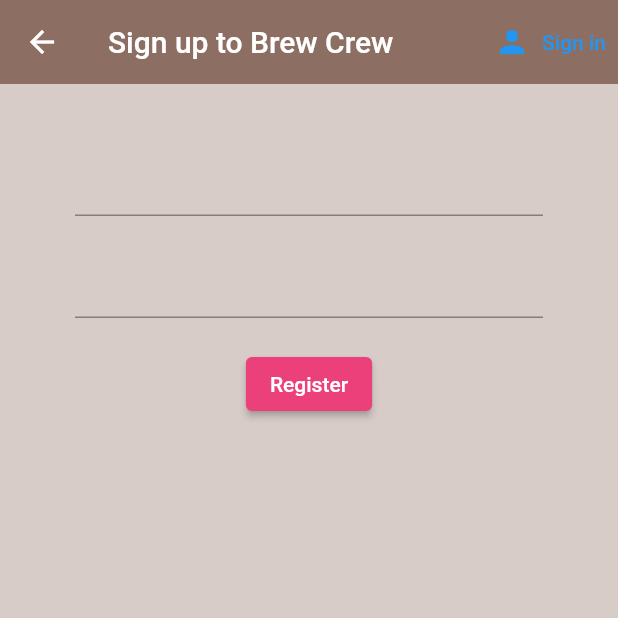
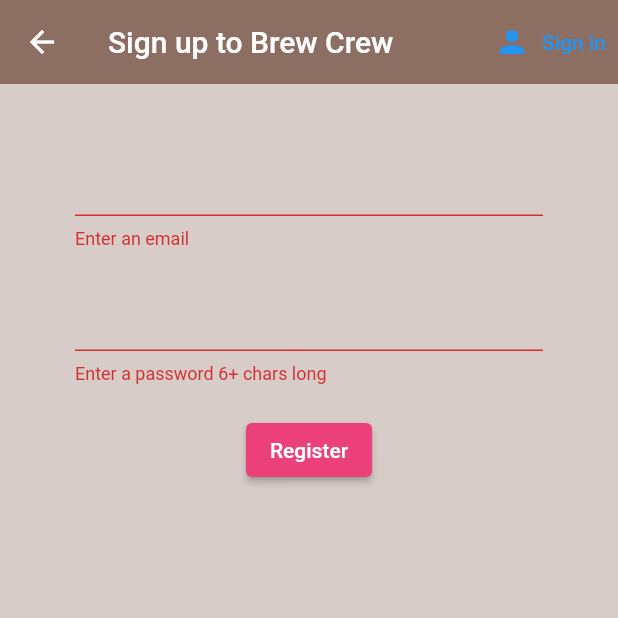
Before and after one commit to ronhedwigzape/brew_crew, a Flutter app: the Register screen opened directly with empty values, after a tap on "Register", on a phone screen of 412 x 824 dp, the top half of it. Run offline on Flutter 3.47's test engine with Material 2 defaults, Android fonts, the phone set to English and light mode, and no system bars; our stand-ins replace firebase_auth, firebase_core; accounts and stored records are empty.

Commit message:
Learn Register Email and Password
- I can see what is registered in Firebase Authentication

```diff
--- a/lib/screens/authenticate/register.dart
+++ b/lib/screens/authenticate/register.dart
@@ -1,8 +1,7 @@
-import 'package:flutter/foundation.dart';
+import 'package:brew_crew/services/auth.dart';
 import 'package:flutter/material.dart';
 
 class Register extends StatefulWidget {
-
   final Function toggleView;
   const Register({super.key, required this.toggleView});
 
@@ -11,11 +10,13 @@ class Register extends StatefulWidget {
 }
 
 class _RegisterState extends State<Register> {
+  final AuthService _auth = AuthService();
+  final _formKey = GlobalKey<FormState>();
 
   // text field state
   String email = '';
   String password = '';
-
+  String error = '';
 
   @override
   Widget build(BuildContext context) {
@@ -31,22 +32,27 @@ class _RegisterState extends State<Register> {
                 label: const Text('Sign in'),
                 onPressed: () => {
                       widget.toggleView(),
-            }
-          ),
+                    }),
           ],
         ),
         body: Container(
             padding:
                 const EdgeInsets.symmetric(vertical: 20.0, horizontal: 50.0),
             child: Form(
+              key: _formKey,
               child: Column(children: <Widget>[
                 const SizedBox(height: 20.0),
-            TextFormField(onChanged: (val) {
+                TextFormField(
+                    validator: (val) => val!.isEmpty ? 'Enter an email' : null,
+                    onChanged: (val) {
                       setState(() => email = val);
                     }),
                 const SizedBox(height: 20.0),
                 TextFormField(
                     obscureText: true,
+                    validator: (val) => val!.length < 6
+                        ? 'Enter a password 6+ chars long'
+                        : null,
                     onChanged: (val) {
                       setState(() => password = val);
                     }),
@@ -56,19 +62,29 @@ class _RegisterState extends State<Register> {
                     backgroundColor: Colors.pink[400],
                   ),
                   onPressed: () async {
-                if (kDebugMode) {
-                  print('email: $email');
-                  print('password: $password');
+                    if (_formKey.currentState!.validate()) {
+                      dynamic result = await _auth.registerWithEmailAndPassword(email, password);
+                      if (result == null) {
+                        setState(() {
+                          error = 'Please supply a valid email';
+                        });
+                      }
                     }
                   },
                   child: const Text(
                     'Register',
                     style: TextStyle(color: Colors.white),
                   ),
-            )
+                ),
+                const SizedBox(height: 12.0),
+                Text(
+                  error,
+                  style: const TextStyle(
+                    color: Colors.red,
+                    fontSize: 14.0
+                  ),
+                ),
               ]),
-        )
-      )
-    );
+            )));
   }
 }
--- a/lib/services/auth.dart
+++ b/lib/services/auth.dart
@@ -17,45 +17,49 @@ class AuthService {
     .map((User? user) => user != null ? _userFromFirebaseUser(user) : null);
   }
 
-
   // sign in anon
   Future signInAnon() async {
-
     try {
-
       UserCredential result = await _auth.signInAnonymously();
       User? user = result.user;
       if (result.user != null) {
         return _userFromFirebaseUser(user!);
       }
-
     } catch(e) {
-
       if (kDebugMode) {
         print(e.toString());
       }
       return null;
-
     }
-
   }
 
   // sign in with email & password
 
   // register with email & password
+  Future registerWithEmailAndPassword(String email, String password) async {
+    try {
+      UserCredential result = await _auth.createUserWithEmailAndPassword(email: email, password: password);
+      User? user = result.user;
+      if (result.user != null) {
+        return _userFromFirebaseUser(user!);
+      }
+    } catch(e) {
+      if (kDebugMode) {
+        print(e.toString());
+      }
+      return null;
+    }
+  }
 
   // sign out
   Future signOut() async {
     try {
-
         return await _auth.signOut();
-
-      } catch(e) {
-
-        if (kDebugMode) {
-          print(e.toString());
-        }
-        return null;
+    } catch(e) {
+      if (kDebugMode) {
+        print(e.toString());
+      }
+      return null;
     }
   }
 }
```
Lines whose indentation alone changed are shown as unchanged.
